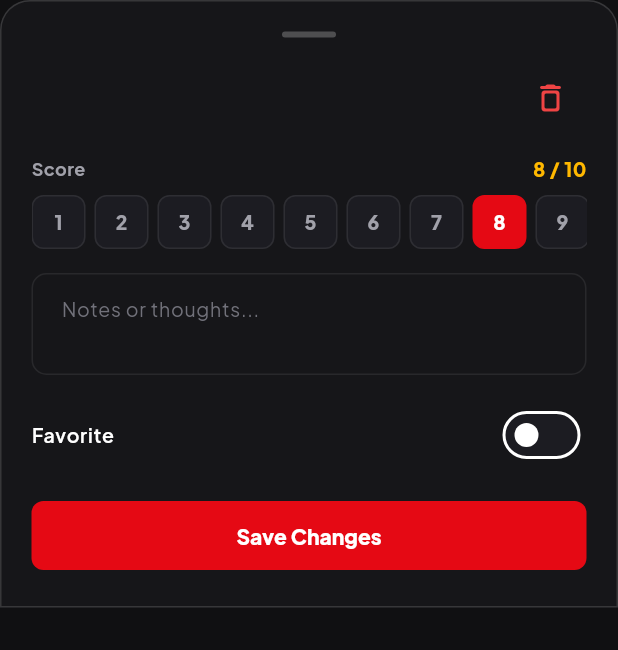
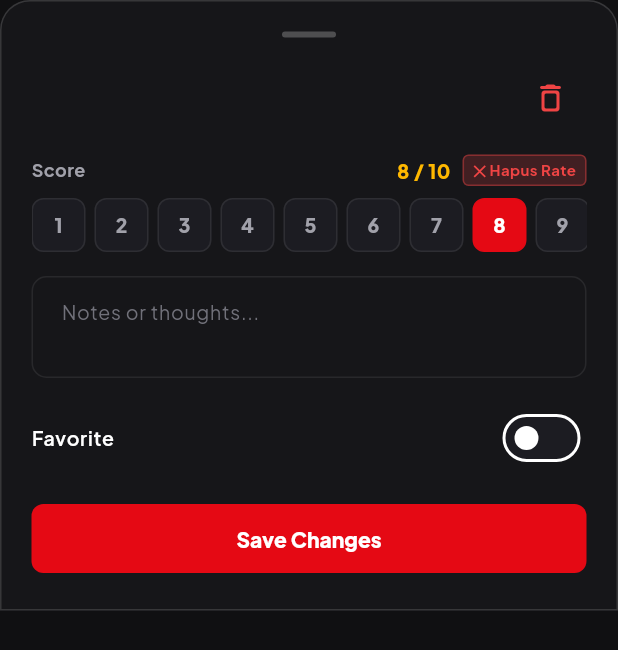
Before and after one commit to seikyrooo/cinelog-mobile, a Flutter app: the _WatchlistEditSheet widget shown alone on an empty page, opened directly with empty values, on a phone screen of 412 x 824 dp. Shown: the top 650 px of the screen. Run offline on Flutter 3.47's test engine with Material 3 defaults, Android fonts, the phone set to English and light mode, and no system bars; our stand-ins replace google_fonts, shared_preferences; accounts and stored records are empty; network calls fail.

Commit message:
feat(mobile): add clear rating option and score chip deselect

```diff
--- a/lib/screens/watchlist_screen.dart
+++ b/lib/screens/watchlist_screen.dart
@@ -813,7 +813,41 @@ class _WatchlistEditSheetState extends State<_WatchlistEditSheet> {
               mainAxisAlignment: MainAxisAlignment.spaceBetween,
               children: [
                 const Text('Score', style: TextStyle(color: AppColors.textSecondary, fontSize: 12, fontWeight: FontWeight.w700)),
-                Text('${_rating.toInt()} / 10', style: const TextStyle(color: AppColors.starGold, fontSize: 13, fontWeight: FontWeight.w800)),
+                Row(
+                  mainAxisSize: MainAxisSize.min,
+                  children: [
+                    Text(
+                      _rating > 0 ? '${_rating.toInt()} / 10' : 'Unrated',
+                      style: TextStyle(
+                        color: _rating > 0 ? AppColors.starGold : AppColors.textMuted,
+                        fontSize: 13,
+                        fontWeight: FontWeight.w800,
+                      ),
+                    ),
+                    if (_rating > 0) ...[
+                      const SizedBox(width: 8),
+                      GestureDetector(
+                        onTap: () => setState(() => _rating = 0.0),
+                        child: Container(
+                          padding: const EdgeInsets.symmetric(horizontal: 6, vertical: 2),
+                          decoration: BoxDecoration(
+                            color: const Color(0x33EF4444),
+                            borderRadius: BorderRadius.circular(4),
+                            border: Border.all(color: const Color(0x66EF4444)),
+                          ),
+                          child: const Text(
+                            '✕ Hapus Rate',
+                            style: TextStyle(
+                              color: Color(0xFFEF4444),
+                              fontSize: 10,
+                              fontWeight: FontWeight.w700,
+                            ),
+                          ),
+                        ),
+                      ),
+                    ],
+                  ],
+                ),
               ],
             ),
             const SizedBox(height: 8),
@@ -825,7 +859,13 @@ class _WatchlistEditSheetState extends State<_WatchlistEditSheet> {
                   final score = (index + 1).toDouble();
                   final isSelected = _rating == score;
                   return GestureDetector(
-                    onTap: () => setState(() => _rating = score),
+                    onTap: () => setState(() {
+                      if (_rating == score) {
+                        _rating = 0.0;
+                      } else {
+                        _rating = score;
+                      }
+                    }),
                     child: Container(
                       margin: const EdgeInsets.only(right: 6),
                       width: 36,
```
